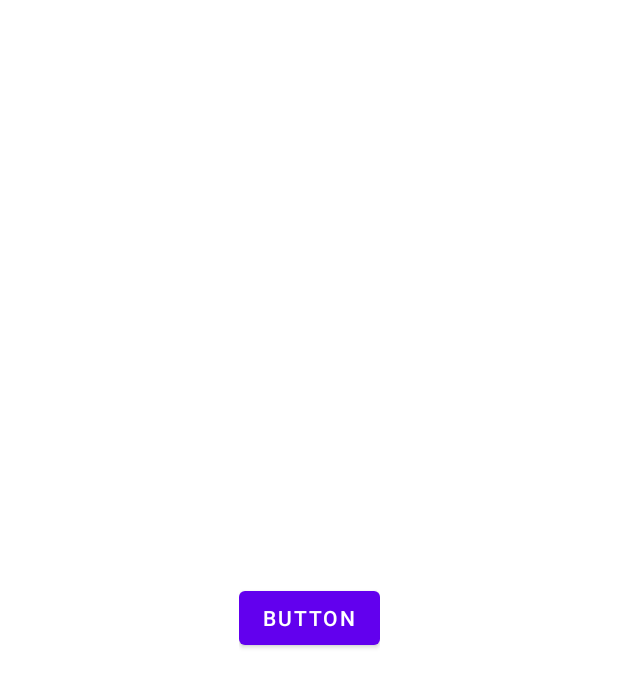
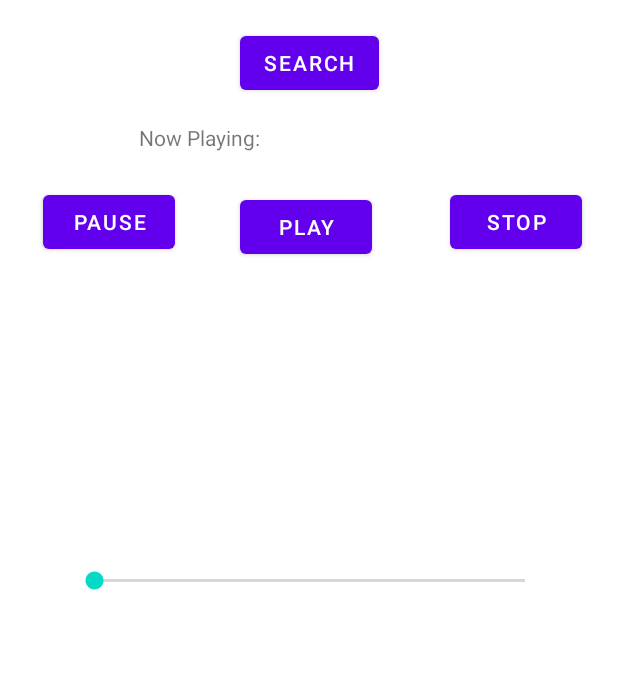
Before and after one commit to XufengRen/3515_LabAssignment07, an Android app: the layout activity_main.xml on its own in the app's theme, with its tools: preview values and no code run, on a phone screen of 412 x 824 dp. Shown: the top 687 px of the screen. Run offline under Robolectric (Android 15) with nearby library versions, the phone set to English and light mode, and no system bars.

Commit message:
xml updated library updated

```diff
--- a/app/build.gradle
+++ b/app/build.gradle
@@ -38,6 +38,7 @@ dependencies {
     implementation 'androidx.recyclerview:recyclerview:1.1.0'
     implementation project(path: ':volley')
     implementation 'com.squareup.picasso:picasso:2.8'
+    implementation project(path: ':audiobookplayer')
     compile project(":volley")
     testImplementation 'junit:junit:4.+'
     androidTestImplementation 'androidx.test.ext:junit:1.1.2'
--- a/app/src/main/java/edu/temple/bookshelf/MainActivity.java
+++ b/app/src/main/java/edu/temple/bookshelf/MainActivity.java
@@ -10,6 +10,7 @@ import android.content.Intent;
 import android.os.Bundle;
 import android.util.Log;
 import android.widget.Toast;
+import edu.temple.audiobookplayer.AudiobookService;
 
 public class MainActivity extends AppCompatActivity implements BookListFragment.BookSelectedInterface {
 
--- a/app/src/main/res/layout/activity_main.xml
+++ b/app/src/main/res/layout/activity_main.xml
@@ -6,19 +6,78 @@
     android:layout_height="match_parent"
     tools:context=".MainActivity">
 
-    <FrameLayout
-        android:id="@+id/container"
+    <Button
+        android:id="@+id/main_searchbutton"
         android:layout_width="wrap_content"
         android:layout_height="wrap_content"
+        android:text="Search"
         app:layout_constraintBottom_toBottomOf="parent"
         app:layout_constraintEnd_toEndOf="parent"
         app:layout_constraintStart_toStartOf="parent"
-        app:layout_constraintTop_toTopOf="parent">
+        app:layout_constraintTop_toTopOf="parent"
+        app:layout_constraintVertical_bias="0.023" />
 
-        <Button
-            android:id="@+id/main_searchbutton"
-            android:layout_width="wrap_content"
-            android:layout_height="wrap_content"
-            android:text="Button" />
+    <FrameLayout
+        android:id="@+id/container"
+        android:layout_width="368dp"
+        android:layout_height="330dp"
+        app:layout_constraintBottom_toBottomOf="parent"
+        app:layout_constraintEnd_toEndOf="parent"
+        app:layout_constraintHorizontal_bias="0.441"
+        app:layout_constraintStart_toStartOf="parent"
+        app:layout_constraintTop_toTopOf="parent"
+        app:layout_constraintVertical_bias="0.867">
+
     </FrameLayout>
+
+    <TextView
+        android:id="@+id/main_nowPlaying"
+        android:layout_width="226dp"
+        android:layout_height="22dp"
+        android:layout_marginTop="16dp"
+        android:text="Now Playing:"
+        app:layout_constraintEnd_toEndOf="parent"
+        app:layout_constraintHorizontal_bias="0.497"
+        app:layout_constraintStart_toStartOf="parent"
+        app:layout_constraintTop_toBottomOf="@+id/main_searchbutton" />
+
+    <Button
+        android:id="@+id/button"
+        android:layout_width="wrap_content"
+        android:layout_height="wrap_content"
+        android:layout_marginTop="124dp"
+        android:layout_marginEnd="24dp"
+        android:text="Stop"
+        app:layout_constraintEnd_toEndOf="parent"
+        app:layout_constraintTop_toTopOf="parent" />
+
+    <Button
+        android:id="@+id/button2"
+        android:layout_width="wrap_content"
+        android:layout_height="wrap_content"
+        android:layout_marginTop="23dp"
+        android:layout_marginEnd="52dp"
+        android:text="play"
+        app:layout_constraintEnd_toStartOf="@+id/button"
+        app:layout_constraintTop_toBottomOf="@+id/main_nowPlaying" />
+
+    <Button
+        android:id="@+id/button3"
+        android:layout_width="wrap_content"
+        android:layout_height="wrap_content"
+        android:layout_marginTop="124dp"
+        android:text="Pause"
+        app:layout_constraintEnd_toStartOf="@+id/button2"
+        app:layout_constraintHorizontal_bias="0.397"
+        app:layout_constraintStart_toStartOf="parent"
+        app:layout_constraintTop_toTopOf="parent" />
+
+    <SeekBar
+        android:id="@+id/seekBar"
+        android:layout_width="319dp"
+        android:layout_height="26dp"
+        android:layout_marginBottom="28dp"
+        app:layout_constraintBottom_toTopOf="@+id/container"
+        app:layout_constraintEnd_toEndOf="parent"
+        app:layout_constraintStart_toStartOf="parent" />
 </androidx.constraintlayout.widget.ConstraintLayout>
--- a/app/src/main/res/layout/fragment_display.xml
+++ b/app/src/main/res/layout/fragment_display.xml
@@ -17,14 +17,29 @@
             android:layout_width="wrap_content"
             android:layout_height="wrap_content"
             android:gravity="center"
+            android:text="author"
+            android:textColor="@color/purple_700"
             android:textSize="24sp"
             app:layout_constraintBottom_toBottomOf="parent"
             app:layout_constraintEnd_toEndOf="parent"
             app:layout_constraintHorizontal_bias="0.498"
             app:layout_constraintStart_toStartOf="parent"
             app:layout_constraintTop_toTopOf="parent"
+            app:layout_constraintVertical_bias="0.486" />
+
+        <TextView
+            android:id="@+id/display_title"
+            android:layout_width="wrap_content"
+            android:layout_height="wrap_content"
+            android:gravity="center"
+            android:text="title"
             android:textColor="@color/purple_700"
-            app:layout_constraintVertical_bias="0.46" />
+            android:textSize="32sp"
+            app:layout_constraintBottom_toBottomOf="parent"
+            app:layout_constraintEnd_toEndOf="parent"
+            app:layout_constraintStart_toStartOf="parent"
+            app:layout_constraintTop_toTopOf="parent"
+            app:layout_constraintVertical_bias="0.171" />
 
         <ImageView
             android:id="@+id/display_img"
@@ -35,22 +50,8 @@
             app:layout_constraintHorizontal_bias="1.0"
             app:layout_constraintStart_toStartOf="parent"
             app:layout_constraintTop_toBottomOf="@+id/display_author"
-            app:layout_constraintVertical_bias="0.185"
+            app:layout_constraintVertical_bias="1.0"
             tools:src="@tools:sample/avatars" />
-
-        <TextView
-            android:id="@+id/display_title"
-            android:layout_width="wrap_content"
-            android:layout_height="wrap_content"
-            android:gravity="center"
-            android:textSize="32sp"
-            app:layout_constraintBottom_toBottomOf="parent"
-            app:layout_constraintEnd_toEndOf="parent"
-            app:layout_constraintHorizontal_bias="0.498"
-            app:layout_constraintStart_toStartOf="parent"
-            app:layout_constraintTop_toTopOf="parent"
-            app:layout_constraintVertical_bias="0.327"
-            android:textColor="@color/purple_700"/>
 
     </androidx.constraintlayout.widget.ConstraintLayout>
 
--- a/settings.gradle
+++ b/settings.gradle
@@ -1,3 +1,4 @@
+include ':audiobookplayer'
 include ':volley'
 include ':app'
 rootProject.name = "BookShelf"
```
